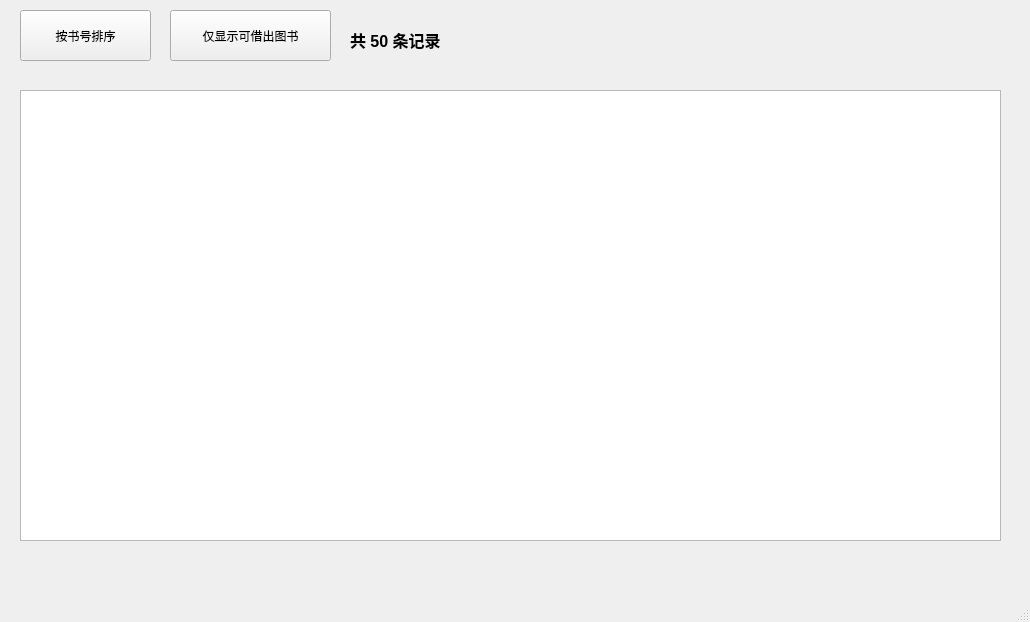
Before: the Qt Designer form LibraryManager/searchresultw.ui in wmpscc/LibraryManager, drawn with Qt 5.
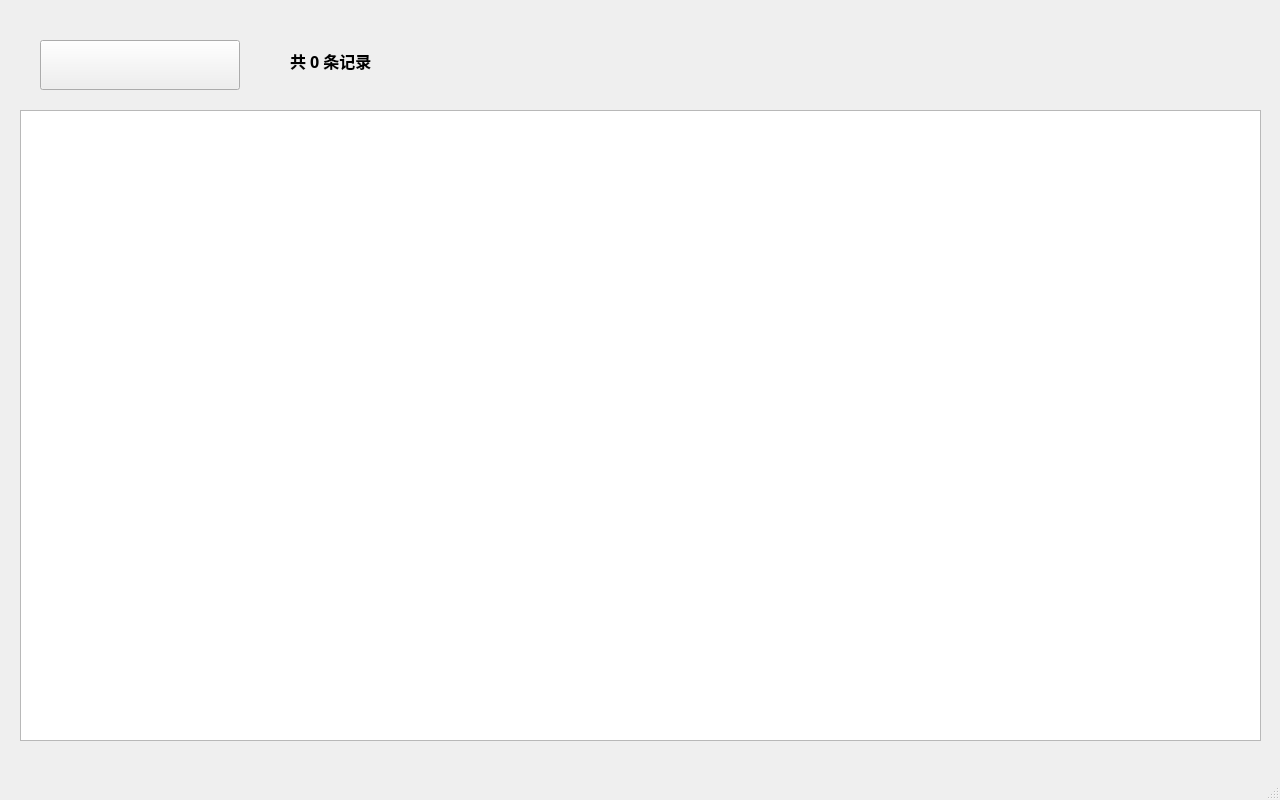
After: the same form once the commit is applied.

What changed in the file:
```diff
--- a/LibraryManager/searchresultw.ui
+++ b/LibraryManager/searchresultw.ui
@@ -6,8 +6,8 @@
    <rect>
     <x>0</x>
     <y>0</y>
-    <width>1030</width>
-    <height>622</height>
+    <width>1280</width>
+    <height>800</height>
    </rect>
   </property>
   <property name="minimumSize">
@@ -23,27 +23,28 @@
    <widget class="QPushButton" name="pushButton_2">
     <property name="geometry">
      <rect>
-      <x>170</x>
-      <y>10</y>
-      <width>161</width>
-      <height>51</height>
+      <x>40</x>
+      <y>40</y>
+      <width>200</width>
+      <height>50</height>
      </rect>
     </property>
     <property name="text">
-     <string>仅显示可借出图书</string>
+     <string/>
     </property>
    </widget>
    <widget class="QLabel" name="label">
     <property name="geometry">
      <rect>
-      <x>350</x>
-      <y>30</y>
-      <width>128</width>
-      <height>20</height>
+      <x>290</x>
+      <y>40</y>
+      <width>331</width>
+      <height>41</height>
      </rect>
     </property>
     <property name="font">
      <font>
+      <family>微软雅黑 Light</family>
       <pointsize>12</pointsize>
       <weight>75</weight>
       <italic>false</italic>
@@ -51,7 +52,7 @@
      </font>
     </property>
     <property name="text">
-     <string>共 50 条记录</string>
+     <string>共 0 条记录</string>
     </property>
     <property name="openExternalLinks">
      <bool>false</bool>
@@ -61,25 +62,12 @@
     <property name="geometry">
      <rect>
       <x>20</x>
-      <y>90</y>
-      <width>981</width>
-      <height>451</height>
+      <y>110</y>
+      <width>1241</width>
+      <height>631</height>
      </rect>
     </property>
    </widget>
-   <widget class="QPushButton" name="pushButton">
-    <property name="geometry">
-     <rect>
-      <x>20</x>
-      <y>10</y>
-      <width>131</width>
-      <height>51</height>
-     </rect>
-    </property>
-    <property name="text">
-     <string>按书号排序</string>
-    </property>
-   </widget>
   </widget>
   <widget class="QMenuBar" name="menubar">
    <property name="geometry">
```
Left out of the diff: 2 changed lines with no effect on the pictures.
